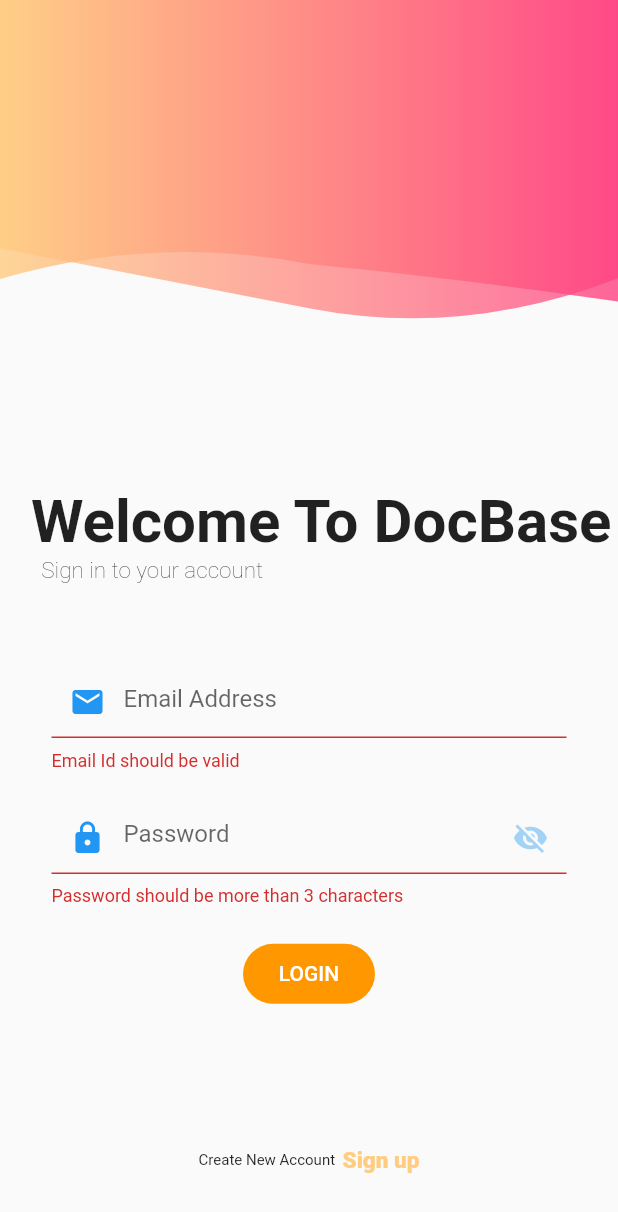
After one commit to sarathkumarps/DocBase-FrontEnd-Flutter, a Flutter app: the screen it shows after launch, after a tap on "LOGIN", on a phone screen of 412 x 824 dp. The commit adds this screen. Shown: the top 1212 px of the screen. Run offline on Flutter 3.47's test engine with Material 2 defaults, Android fonts, the phone set to English and light mode, and no system bars; our stand-ins replace dio.

Commit message:
Reg Code Edit #1

```diff
--- a/lib/api/loginApi.dart
+++ b/lib/api/loginApi.dart
@@ -8,14 +8,16 @@ class LoginApi {
     final response = await Dio().post(url, data: loginRequestModel.toJson());
     print(" Token    ");
     print(response.data);
+
     if (response.statusCode == 200) {
       return LoginResponseModel.fromJson((response.data)); //Was Error
     } else if (response.statusCode == 400) {
       print(response.data);
       return LoginResponseModel.fromJson((response.data));
     } else {
-      print(DioErrorType.RESPONSE);
-      return LoginResponseModel.fromJson((response.data));
+      print("Error");
+      throw Exception("Cant Reach Data");
+      // return LoginResponseModel.fromJson((response.data));
     }
   }
 }
--- a/lib/api/signApi.dart
+++ b/lib/api/signApi.dart
@@ -6,6 +6,7 @@ class RegApi {
       RegRequestModel registerRequestModel) async {
     var url = 'https://reqres.in/api/register';
     final response = await Dio().post(url, data: registerRequestModel.toJson());
+    //  final response = await Dio().post(url, data: registerRequestModel.toJson());
     print("Tocken");
     print(response.data);
     if (response.statusCode == 200) {
@@ -14,8 +15,7 @@ class RegApi {
       print(response.data);
       return RegResponseModel.fromJson((response.data));
     } else {
-      print(DioErrorType.RESPONSE);
-      return RegResponseModel.fromJson((response.data));
+      throw Exception("Cant Reach Data");
     }
   }
 }
--- a/lib/model/RegModel.dart
+++ b/lib/model/RegModel.dart
@@ -22,8 +22,8 @@ class RegRequestModel {
 
   Map<String, dynamic> toJson() {
     Map<String, dynamic> map = {
-      "email": email.trim(),
-      "password": password.trim(),
+      "email": email,
+      "password": password,
     };
     return map;
   }
--- a/lib/screen/login.dart
+++ b/lib/screen/login.dart
@@ -3,6 +3,7 @@ import 'package:firstdemo/model/loginModel.dart';
 import 'package:firstdemo/screen/doctorList.dart';
 import 'package:firstdemo/screen/signUp.dart';
 import 'package:firstdemo/widgets/customShape.dart';
+import 'package:firstdemo/widgets/progressHUD.dart';
 import 'package:firstdemo/widgets/responsiveWidget.dart';
 import 'package:flutter/material.dart';
 import 'package:flutter/services.dart';
@@ -28,7 +29,8 @@ class _SignInScreenState extends State<SignInScreen> {
   bool _large;
   bool _medium;
   bool hidePassword = true;
-  // bool isApiCall;
+  bool isApiCallProcess = false;
+
   TextEditingController emailController = TextEditingController();
   TextEditingController passwordController = TextEditingController();
   GlobalKey<FormState> _key = GlobalKey();
@@ -45,6 +47,15 @@ class _SignInScreenState extends State<SignInScreen> {
 
   @override
   Widget build(BuildContext context) {
+    return ProgressHUD(
+      child: _loginui(context),
+      inAsyncCall: isApiCallProcess,
+      opacity: 0.3,
+    );
+  }
+
+  @override
+  Widget _loginui(BuildContext context) {
     _height = MediaQuery.of(context).size.height;
     _width = MediaQuery.of(context).size.width;
     _pixelRatio = MediaQuery.of(context).devicePixelRatio;
@@ -232,14 +243,20 @@ class _SignInScreenState extends State<SignInScreen> {
               padding: EdgeInsets.symmetric(vertical: 12, horizontal: 18),
               onPressed: () {
                 if (validateAndSave()) {
+                  setState(() {
+                    // isApiCallProcess = true;
+                  });
+
                   print(" Details ");
                   print(requestModel.toJson()); //Working
 
                   LoginApi apiService = new LoginApi();
 
-                  try {
                   apiService.login(requestModel).then(
                     (value) {
+                      setState(() {
+                        isApiCallProcess = false;
+                      });
                       //Error
                       print("Geting Tocken");
                       print(value.token);
@@ -253,14 +270,18 @@ class _SignInScreenState extends State<SignInScreen> {
                         );
                         print("Routing to Doctor up screen");
                       } else {
-                          print("ERROR");
+                        setState(() {
+                          isApiCallProcess = false;
+                        });
                       }
                     },
                   );
-                  } catch (e) {
-                    print("Exception  " + e);
+                } else {
+                  print("ERROR");
+                  setState(() {
+                    isApiCallProcess = false;
+                  });
                 }
-                } else {}
               },
               child: Text(
                 "LOGIN",
--- /dev/null
+++ b/lib/widgets/progressHUD.dart
@@ -0,0 +1,39 @@
+import 'package:flutter/material.dart';
+
+class ProgressHUD extends StatelessWidget {
+  final Widget child;
+  final bool inAsyncCall;
+  final double opacity;
+  final Color color;
+  final Animation<Color> valueColor;
+
+  ProgressHUD({
+    Key key,
+    @required this.child,
+    @required this.inAsyncCall,
+    this.opacity = 0.3,
+    this.color = Colors.grey,
+    this.valueColor,
+  }) : super(key: key);
+
+  @override
+  Widget build(BuildContext context) {
+    List<Widget> widgetList = new List<Widget>();
+    widgetList.add(child);
+    if (inAsyncCall) {
+      final modal = new Stack(
+        children: [
+          new Opacity(
+            opacity: opacity,
+            child: ModalBarrier(dismissible: false, color: color),
+          ),
+          new Center(child: new CircularProgressIndicator()),
+        ],
+      );
+      widgetList.add(modal);
+    }
+    return Stack(
+      children: widgetList,
+    );
+  }
+}
```
Also changed, not shown: lib/screen/signUp.dart (+6 -6 lines). Lines whose indentation alone changed are shown as unchanged.
